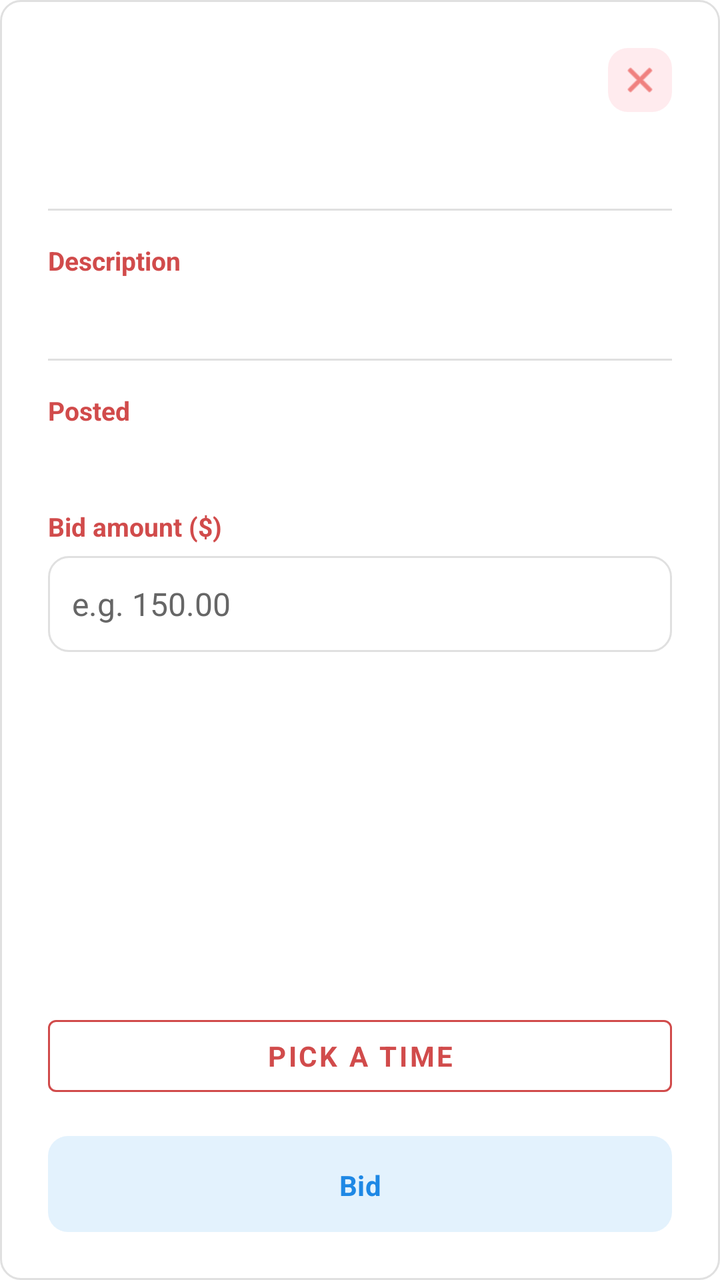
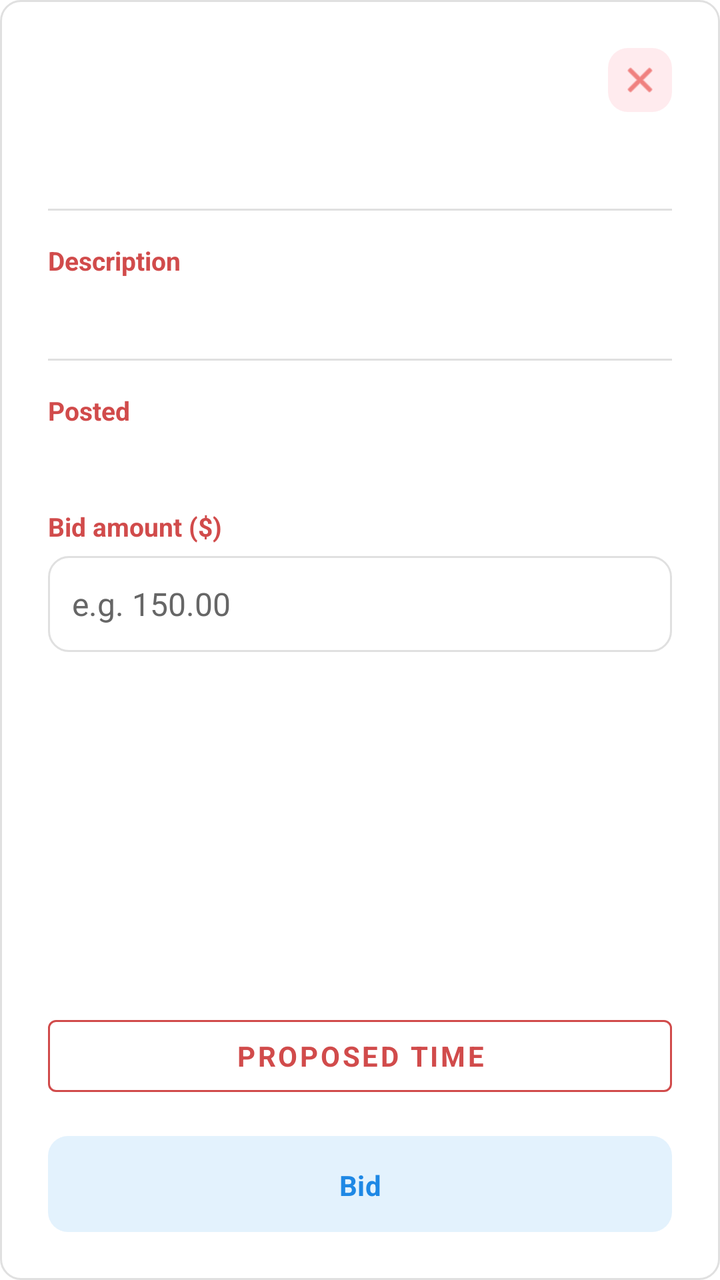

Two renders of the same Android screen: before a commit and after it. Below are the layout's source before the change and the commit's diff.
<!-- AndroidManifest.xml: application theme Theme.G08 -->
<!-- res/layout/dialog_bidding_detail.xml -->
<?xml version="1.0" encoding="utf-8"?>
<LinearLayout xmlns:android="http://schemas.android.com/apk/res/android"
    xmlns:app="http://schemas.android.com/apk/res-auto"
    android:layout_width="match_parent"
    android:layout_height="match_parent"
    android:orientation="vertical"
    android:background="@drawable/edittext_bordered"
    android:padding="24dp">

    <ScrollView
        android:id="@+id/dialogScrollView"
        android:layout_width="match_parent"
        android:layout_height="0dp"
        android:layout_weight="1"
        android:fillViewport="false"
        android:overScrollMode="ifContentScrolls">

        <LinearLayout
            android:layout_width="match_parent"
            android:layout_height="wrap_content"
            android:orientation="vertical">

    <FrameLayout
        android:layout_width="match_parent"
        android:layout_height="wrap_content">

        <TextView
            android:id="@+id/dialogRequestTitle"
            android:layout_width="match_parent"
            android:layout_height="wrap_content"
            android:layout_marginEnd="40dp"
            android:layout_gravity="center_vertical"
            android:textColor="@color/main_netural_color"
            android:textSize="20sp"
            android:textStyle="bold" />

        <ImageButton
            android:id="@+id/dialogCloseIcon"
            android:layout_width="32dp"
            android:layout_height="32dp"
            android:layout_gravity="end|center_vertical"
            android:background="@drawable/bg_close_icon"
            android:contentDescription="@string/request_detail_close"
            android:scaleType="centerInside"
            android:padding="6dp"
            app:srcCompat="@android:drawable/ic_menu_close_clear_cancel"
            app:tint="@color/light_red_icon" />
    </FrameLayout>


    <TextView
        android:id="@+id/dialogRequestStatus"
        android:layout_width="wrap_content"
        android:layout_height="wrap_content"
        android:layout_marginTop="8dp"
        android:paddingHorizontal="12dp"
        android:paddingVertical="4dp"
        android:textColor="@color/white"
        android:textSize="12sp"
        android:textStyle="bold" />


    <View
        android:layout_width="match_parent"
        android:layout_height="1dp"
        android:layout_marginVertical="16dp"
        android:background="@color/input_border_light_grey" />


    <TextView
        android:layout_width="wrap_content"
        android:layout_height="wrap_content"
        android:text="@string/request_detail_label_description"
        android:textColor="@color/main_cust_color_legacy"
        android:textSize="13sp"
        android:textStyle="bold" />

    
    <TextView
        android:id="@+id/dialogRequestBody"
        android:layout_width="match_parent"
        android:layout_height="wrap_content"
        android:layout_marginTop="4dp"
        android:textColor="@color/main_netural_color"
        android:textSize="15sp"
        android:lineSpacingMultiplier="1.3" />

    <TextView
        android:id="@+id/dialogShowMoreButton"
        android:layout_width="wrap_content"
        android:layout_height="wrap_content"
        android:text="Show more"
        android:textSize="13sp"
        android:textStyle="bold"
        android:textColor="@color/main_cust_color_legacy"
        android:layout_marginTop="1dp"
        android:visibility="gone" />

    <View
        android:layout_width="match_parent"
        android:layout_height="1dp"
        android:layout_marginVertical="16dp"
        android:background="@color/input_border_light_grey" />


    <TextView
        android:layout_width="wrap_content"
        android:layout_height="wrap_content"
        android:text="@string/request_detail_label_posted"
        android:textColor="@color/main_cust_color_legacy"
        android:textSize="13sp"
        android:textStyle="bold" />


    <TextView
        android:id="@+id/dialogRequestTime"
        android:layout_width="match_parent"
        android:layout_height="wrap_content"
        android:layout_marginTop="4dp"
        android:textColor="@color/main_netural_color"
        android:textSize="15sp" />


    <TextView
        android:layout_width="wrap_content"
        android:layout_height="wrap_content"
        android:layout_marginTop="16dp"
        android:text="@string/bid_amount_label"
        android:textColor="@color/main_cust_color_legacy"
        android:textSize="13sp"
        android:textStyle="bold" />


    <EditText
        android:id="@+id/dialogBidAmountInput"
        android:layout_width="match_parent"
        android:layout_height="wrap_content"
        android:layout_marginTop="6dp"
        android:background="@drawable/edittext_bordered"
        android:hint="@string/bid_amount_hint"
        android:importantForAutofill="no"
        android:inputType="numberDecimal"
        android:minHeight="48dp"
        android:padding="12dp"
        android:textColorHint="#666666"
        android:textSize="16sp" />

        </LinearLayout>
    </ScrollView>
    <Button
        android:id="@+id/dialogPickTimeButton"
        android:layout_width="match_parent"
        android:layout_height="wrap_content"
        android:layout_marginTop="12dp"
        android:text="Pick a time"
        style="@style/Widget.MaterialComponents.Button.OutlinedButton"
        app:strokeColor="@color/main_cust_color_legacy"
        android:textColor="@color/main_cust_color_legacy" />

    <TextView
        android:id="@+id/dialogPickedTimeView"
        android:layout_width="match_parent"
        android:layout_height="wrap_content"
        android:layout_marginTop="6dp"
        android:layout_marginBottom="4dp"
        android:gravity="center"
        android:textColor="@color/main_cust_color_legacy"
        android:textSize="14sp"
        android:textStyle="bold"
        android:visibility="gone" />
    <Button
        android:id="@+id/dialogBidButton"
        android:layout_width="match_parent"
        android:layout_height="48dp"
        android:layout_marginTop="16dp"
        android:text="@string/bid"
        android:textColor="@color/light_blue_text"
        android:textSize="14sp"
        android:textStyle="bold"
        android:insetTop="0dp"
        android:insetBottom="0dp"
        app:backgroundTint="@color/light_blue"
        app:cornerRadius="10dp" />

</LinearLayout>
<!-- resources referenced by this layout -->
<resources>
  <color name="input_border_light_grey">#E0E0E0</color>
  <color name="light_blue">#E3F2FD</color>
  <color name="light_blue_text">#1E88E5</color>
  <color name="light_red_icon">#E53935</color>
  <color name="main_cust_color_legacy">#D14B4B</color>
  <color name="main_netural_color">#424242</color>
  <color name="white">#FFFFFFFF</color>
  <!-- drawable bg_close_icon (drawable) -->
  <?xml version="1.0" encoding="utf-8"?>
  <shape xmlns:android="http://schemas.android.com/apk/res/android"
      android:shape="rectangle">
      <solid android:color="@color/light_red" />
      <corners android:radius="10dp" />
  </shape>
  <!-- drawable edittext_bordered (drawable) -->
  <?xml version="1.0" encoding="utf-8"?>
  <shape xmlns:android="http://schemas.android.com/apk/res/android"
      android:shape="rectangle">
      <solid android:color="@color/white" />
      <stroke
          android:width="1dp"
          android:color="@color/input_border_light_grey" />
      <corners android:radius="10dp" />
  </shape>
  <string name="bid">Bid</string>
  <string name="bid_amount_hint">e.g. 150.00</string>
  <string name="bid_amount_label">Bid amount ($)</string>
  <string name="request_detail_close">Close</string>
  <string name="request_detail_label_description">Description</string>
  <string name="request_detail_label_posted">Posted</string>
  <style name="Theme.G08" parent="Base.Theme.G08" />
  <color name="light_red">#FFEBEE</color>
  <style name="Base.Theme.G08" parent="Theme.Material3.DayNight.NoActionBar">
          
          
          <item name="android:windowBackground">@color/cardview_light_background</item>
          <item name="android:fontFamily">sans-serif</item>
          <item name="materialButtonStyle">@style/Widget.G08.Button</item>
          <item name="editTextStyle">@style/Widget.G08.EditText</item>
      </style>
  <style name="Widget.G08.Button" parent="Widget.Material3.Button">
          <item name="cornerRadius">@dimen/button_corner_radius</item>
          <item name="android:paddingTop">@dimen/button_vertical_padding</item>
          <item name="android:paddingBottom">@dimen/button_vertical_padding</item>
          <item name="android:textStyle">bold</item>
          <item name="android:layout_marginTop">@dimen/button_vertical_margin</item>
          <item name="android:layout_marginBottom">@dimen/button_vertical_margin</item>
      </style>
  <style name="Widget.G08.EditText" parent="Widget.AppCompat.EditText">
          <item name="android:background">@drawable/edittext_bordered</item>
          <item name="android:padding">12dp</item>
      </style>
  <dimen name="button_corner_radius">10dp</dimen>
  <dimen name="button_vertical_padding">15dp</dimen>
  <dimen name="button_vertical_margin">10dp</dimen>
</resources>

<!-- the commit's change to res/layout/dialog_bidding_detail.xml (unified diff, before → after) -->
@@ -152,7 +152,7 @@
         android:layout_width="match_parent"
         android:layout_height="wrap_content"
         android:layout_marginTop="12dp"
-        android:text="Pick a time"
+        android:text="Proposed Time"
         style="@style/Widget.MaterialComponents.Button.OutlinedButton"
         app:strokeColor="@color/main_cust_color_legacy"
         android:textColor="@color/main_cust_color_legacy" />
